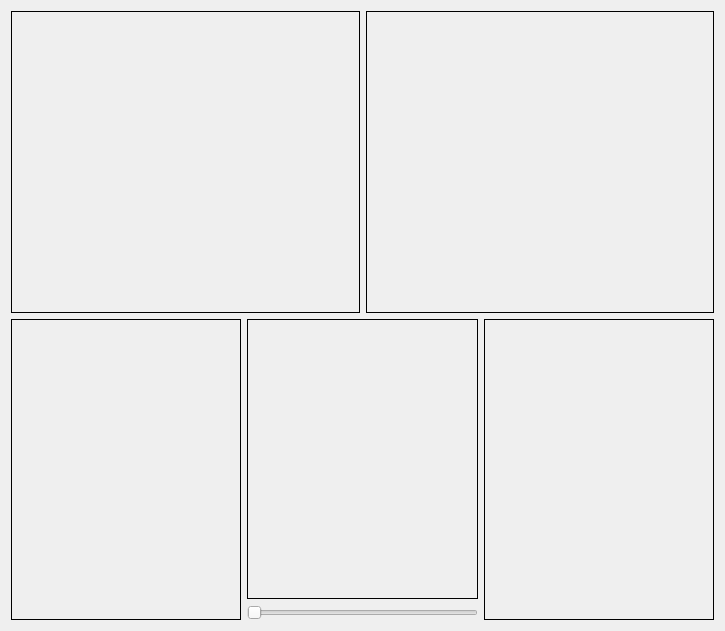
diegomatos321/UFRJ-Laboratorios, file programacao-concorrente-2024-01/trabalho-final/forms/SolverPage.ui: the form before one commit.
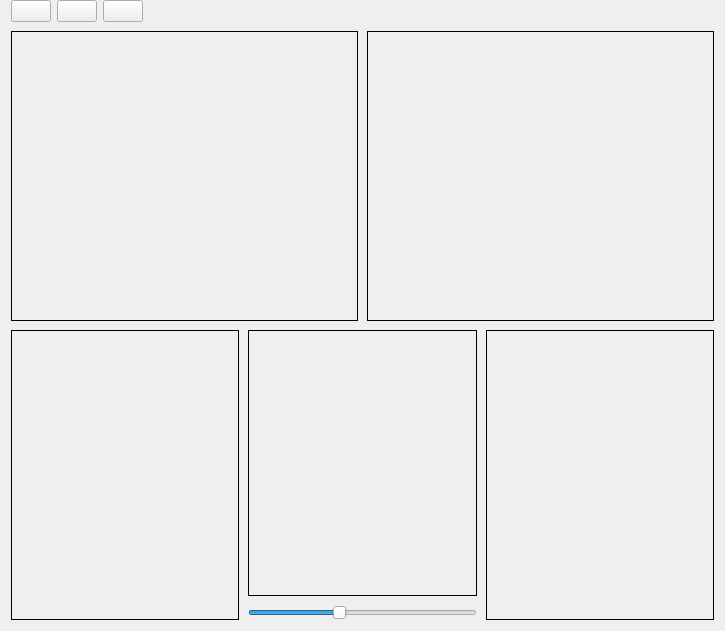
The form after the commit. Icons and pictures are not drawn.

Commit message: WIP: Trocando ToolBox por botões

Diff of the .ui file:
```diff
--- a/programacao-concorrente-2024-01/trabalho-final/forms/SolverPage.ui
+++ b/programacao-concorrente-2024-01/trabalho-final/forms/SolverPage.ui
@@ -14,6 +14,120 @@
    <string>Form</string>
   </property>
   <layout class="QVBoxLayout" name="verticalLayout">
+   <property name="spacing">
+    <number>9</number>
+   </property>
+   <property name="topMargin">
+    <number>0</number>
+   </property>
+   <item>
+    <widget class="QWidget" name="widget" native="true">
+     <property name="enabled">
+      <bool>true</bool>
+     </property>
+     <property name="sizePolicy">
+      <sizepolicy hsizetype="Preferred" vsizetype="Fixed">
+       <horstretch>0</horstretch>
+       <verstretch>0</verstretch>
+      </sizepolicy>
+     </property>
+     <layout class="QHBoxLayout" name="horizontalLayout_3">
+      <property name="leftMargin">
+       <number>0</number>
+      </property>
+      <property name="topMargin">
+       <number>0</number>
+      </property>
+      <property name="rightMargin">
+       <number>0</number>
+      </property>
+      <property name="bottomMargin">
+       <number>0</number>
+      </property>
+      <item>
+       <widget class="QPushButton" name="runBtn">
+        <property name="sizePolicy">
+         <sizepolicy hsizetype="Fixed" vsizetype="Fixed">
+          <horstretch>0</horstretch>
+          <verstretch>0</verstretch>
+         </sizepolicy>
+        </property>
+        <property name="toolTip">
+         <string>Run solver</string>
+        </property>
+        <property name="icon">
+         <iconset theme="QIcon::ThemeIcon::MediaPlaybackStart"/>
+        </property>
+        <property name="iconSize">
+         <size>
+          <width>24</width>
+          <height>24</height>
+         </size>
+        </property>
+       </widget>
+      </item>
+      <item>
+       <widget class="QPushButton" name="openFileBtn">
+        <property name="sizePolicy">
+         <sizepolicy hsizetype="Fixed" vsizetype="Fixed">
+          <horstretch>0</horstretch>
+          <verstretch>0</verstretch>
+         </sizepolicy>
+        </property>
+        <property name="toolTip">
+         <string>Select file</string>
+        </property>
+        <property name="icon">
+         <iconset resource="../Icons/icons.qrc">
+          <normaloff>:/Icons/fileopen.png</normaloff>:/Icons/fileopen.png</iconset>
+        </property>
+        <property name="iconSize">
+         <size>
+          <width>24</width>
+          <height>24</height>
+         </size>
+        </property>
+       </widget>
+      </item>
+      <item>
+       <widget class="QPushButton" name="saveFileBtn">
+        <property name="sizePolicy">
+         <sizepolicy hsizetype="Fixed" vsizetype="Fixed">
+          <horstretch>0</horstretch>
+          <verstretch>0</verstretch>
+         </sizepolicy>
+        </property>
+        <property name="toolTip">
+         <string>Save result</string>
+        </property>
+        <property name="icon">
+         <iconset resource="../Icons/icons.qrc">
+          <normaloff>:/Icons/filesave.png</normaloff>:/Icons/filesave.png</iconset>
+        </property>
+        <property name="iconSize">
+         <size>
+          <width>24</width>
+          <height>24</height>
+         </size>
+        </property>
+       </widget>
+      </item>
+      <item>
+       <spacer name="horizontalSpacer">
+        <property name="orientation">
+         <enum>Qt::Orientation::Horizontal</enum>
+        </property>
+        <property name="sizeHint" stdset="0">
+         <size>
+          <width>40</width>
+          <height>20</height>
+         </size>
+        </property>
+       </spacer>
+      </item>
+     </layout>
+    </widget>
+   </item>
     <item>
       <layout class="QHBoxLayout" name="horizontalLayout">
       <item>
@@ -73,6 +187,12 @@
             <verstretch>0</verstretch>
             </sizepolicy>
           </property>
+         <property name="maximum">
+          <number>255</number>
+         </property>
+         <property name="value">
+          <number>100</number>
+         </property>
           <property name="orientation">
             <enum>Qt::Orientation::Horizontal</enum>
           </property>
```
Lines whose indentation alone changed are shown as unchanged. The commit also changes 2 other files.
